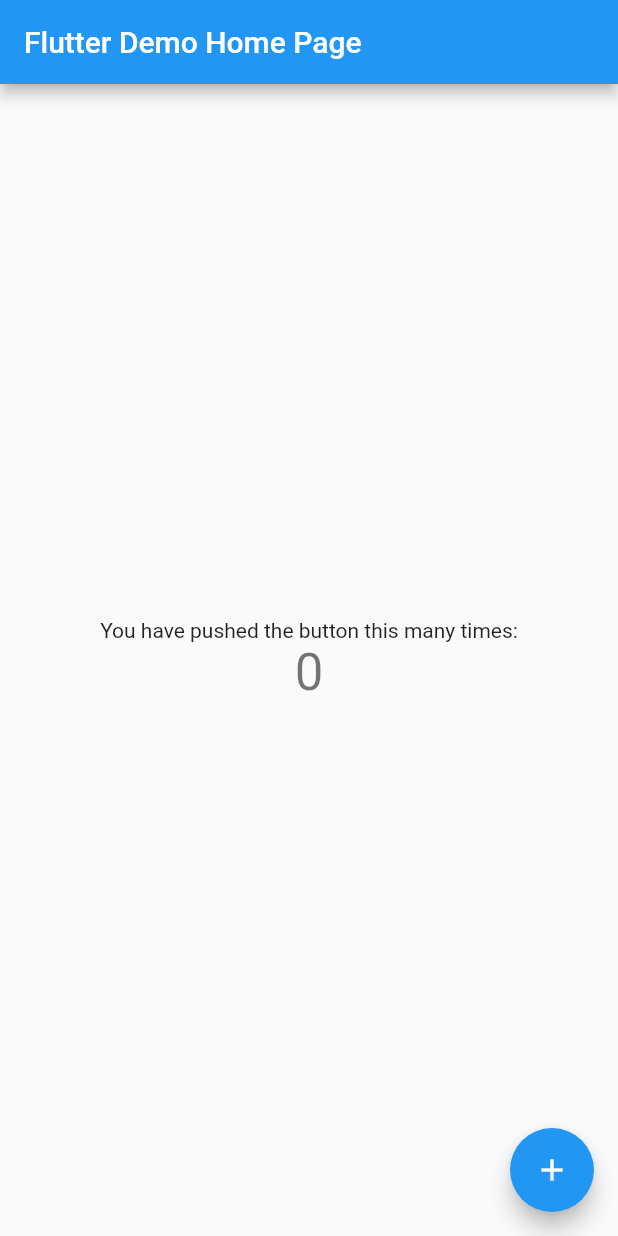
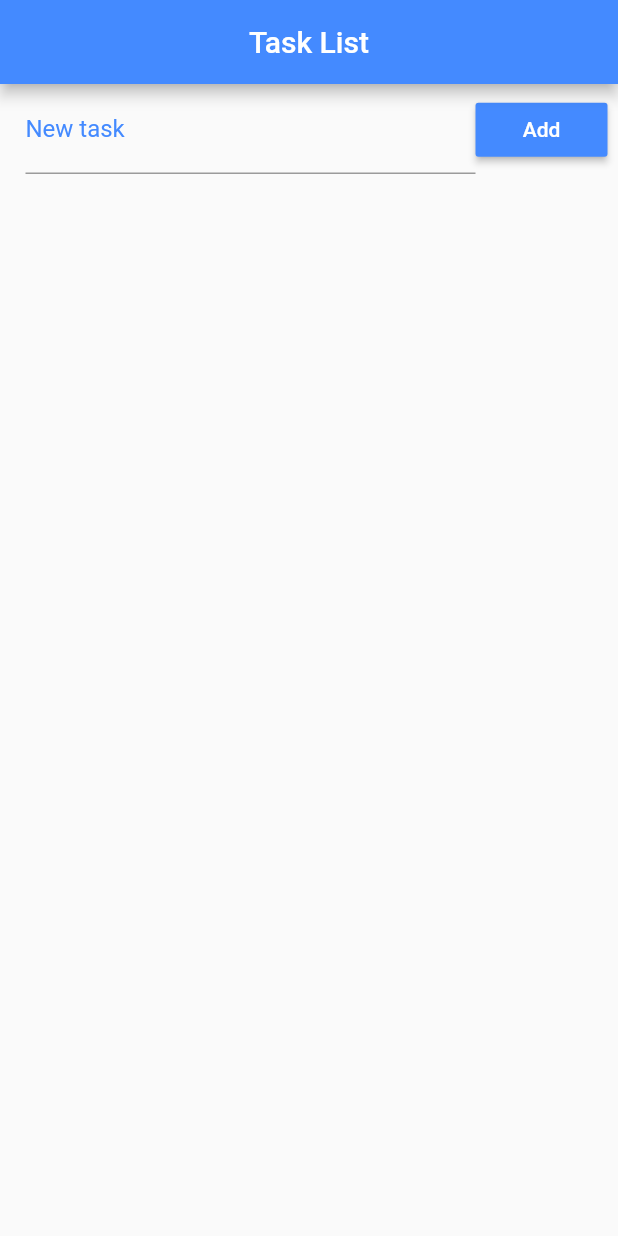
Before and after one commit to leonardoaugustodev/flutter-task-list, a Flutter app: the screen it shows after launch, on a phone screen of 412 x 824 dp. Run offline on Flutter 3.47's test engine with Material 2 defaults, Android fonts, the phone set to English and light mode, and no system bars.

Commit message:
First version

```diff
--- a/lib/main.dart
+++ b/lib/main.dart
@@ -1,117 +1,178 @@
 import 'package:flutter/material.dart';
+import 'package:path_provider/path_provider.dart';
+import "dart:io";
+import "dart:convert";
 
 void main() {
-  runApp(MyApp());
+  runApp(MaterialApp(home: Home()));
 }
 
-class MyApp extends StatelessWidget {
-  // This widget is the root of your application.
+class Home extends StatefulWidget {
   @override
-  Widget build(BuildContext context) {
-    return MaterialApp(
-      title: 'Flutter Demo',
-      theme: ThemeData(
-        // This is the theme of your application.
-        //
-        // Try running your application with "flutter run". You'll see the
-        // application has a blue toolbar. Then, without quitting the app, try
-        // changing the primarySwatch below to Colors.green and then invoke
-        // "hot reload" (press "r" in the console where you ran "flutter run",
-        // or simply save your changes to "hot reload" in a Flutter IDE).
-        // Notice that the counter didn't reset back to zero; the application
-        // is not restarted.
-        primarySwatch: Colors.blue,
-        // This makes the visual density adapt to the platform that you run
-        // the app on. For desktop platforms, the controls will be smaller and
-        // closer together (more dense) than on mobile platforms.
-        visualDensity: VisualDensity.adaptivePlatformDensity,
-      ),
-      home: MyHomePage(title: 'Flutter Demo Home Page'),
-    );
-  }
+  _HomeState createState() => _HomeState();
 }
 
-class MyHomePage extends StatefulWidget {
-  MyHomePage({Key key, this.title}) : super(key: key);
-
-  // This widget is the home page of your application. It is stateful, meaning
-  // that it has a State object (defined below) that contains fields that affect
-  // how it looks.
-
-  // This class is the configuration for the state. It holds the values (in this
-  // case the title) provided by the parent (in this case the App widget) and
-  // used by the build method of the State. Fields in a Widget subclass are
-  // always marked "final".
-
-  final String title;
+class _HomeState extends State<Home> {
+  TextEditingController _todoController = new TextEditingController();
+  List _todoList = [];
+  Map<String, dynamic> _lastRemoved;
+  int _lastRemovedPosition;
 
   @override
-  _MyHomePageState createState() => _MyHomePageState();
+  void initState() {
+    super.initState();
+
+    _readData().then((data) {
+      setState(() {
+        _todoList = json.decode(data);
+      });
+    });
   }
 
-class _MyHomePageState extends State<MyHomePage> {
-  int _counter = 0;
+  void _addTodo() {
+    setState(() {
+      Map<String, dynamic> newTodo = Map();
+      newTodo["title"] = _todoController.text;
+      newTodo["ok"] = false;
+      _todoList.add(newTodo);
 
-  void _incrementCounter() {
+      _todoController.text = "";
+      _saveData();
+    });
+  }
+
+  Future<Null> _refresh() async{
+    await Future.delayed(Duration(seconds: 1));
+
     setState(() {
-      // This call to setState tells the Flutter framework that something has
-      // changed in this State, which causes it to rerun the build method below
-      // so that the display can reflect the updated values. If we changed
-      // _counter without calling setState(), then the build method would not be
-      // called again, and so nothing would appear to happen.
-      _counter++;
+      _todoList.sort((a, b){
+      if(a["ok"] && !b["ok"]){
+        return 1;
+      }
+      else if(!a["ok"] && b["ok"]){
+        return -1;
+      }
+      else{
+        return 0;
+      }
     });
+
+    _saveData();
+    });
+
+    return null;
   }
 
   @override
   Widget build(BuildContext context) {
-    // This method is rerun every time setState is called, for instance as done
-    // by the _incrementCounter method above.
-    //
-    // The Flutter framework has been optimized to make rerunning build methods
-    // fast, so that you can just rebuild anything that needs updating rather
-    // than having to individually change instances of widgets.
     return Scaffold(
         appBar: AppBar(
-        // Here we take the value from the MyHomePage object that was created by
-        // the App.build method, and use it to set our appbar title.
-        title: Text(widget.title),
+          title: Text("Task List"),
+          backgroundColor: Colors.blueAccent,
+          centerTitle: true,
         ),
-      body: Center(
-        // Center is a layout widget. It takes a single child and positions it
-        // in the middle of the parent.
-        child: Column(
-          // Column is also a layout widget. It takes a list of children and
-          // arranges them vertically. By default, it sizes itself to fit its
-          // children horizontally, and tries to be as tall as its parent.
-          //
-          // Invoke "debug painting" (press "p" in the console, choose the
-          // "Toggle Debug Paint" action from the Flutter Inspector in Android
-          // Studio, or the "Toggle Debug Paint" command in Visual Studio Code)
-          // to see the wireframe for each widget.
-          //
-          // Column has various properties to control how it sizes itself and
-          // how it positions its children. Here we use mainAxisAlignment to
-          // center the children vertically; the main axis here is the vertical
-          // axis because Columns are vertical (the cross axis would be
-          // horizontal).
-          mainAxisAlignment: MainAxisAlignment.center,
+        body: Column(
           children: <Widget>[
-            Text(
-              'You have pushed the button this many times:',
+            Container(
+              padding: EdgeInsets.fromLTRB(17.0, 1.0, 7.0, 1.0),
+              child: Row(
+                children: <Widget>[
+                  Expanded(
+                    child: TextField(
+                      controller: _todoController,
+                      decoration: InputDecoration(
+                          labelText: "New task",
+                          labelStyle: TextStyle(color: Colors.blueAccent)),
                     ),
-            Text(
-              '$_counter',
-              style: Theme.of(context).textTheme.headline4,
                   ),
+                  RaisedButton(
+                    color: Colors.blueAccent,
+                    child: Text("Add"),
+                    textColor: Colors.white,
+                    onPressed: _addTodo,
+                  )
                 ],
               ),
             ),
-      floatingActionButton: FloatingActionButton(
-        onPressed: _incrementCounter,
-        tooltip: 'Increment',
-        child: Icon(Icons.add),
-      ), // This trailing comma makes auto-formatting nicer for build methods.
+            Expanded(
+              child: RefreshIndicator(
+                onRefresh: _refresh,
+                child: ListView.builder(
+                  padding: EdgeInsets.only(top: 10.0),
+                  itemCount: _todoList.length,
+                  itemBuilder: buildItem), )
+            )
+          ],
+        ));
+  }
+
+  Widget buildItem(context, index) {
+    return Dismissible(
+      key: Key(DateTime.now().millisecondsSinceEpoch.toString()),
+      background: Container(
+          color: Colors.red,
+          child: Align(
+            alignment: Alignment(-0.9, 0.0),
+            child: Icon(Icons.delete, color: Colors.white),
+          )),
+      direction: DismissDirection.startToEnd,
+      child: CheckboxListTile(
+        title: Text(_todoList[index]["title"]),
+        value: _todoList[index]["ok"],
+        secondary: CircleAvatar(
+          child: Icon(_todoList[index]["ok"] ? Icons.check : Icons.error),
+        ),
+        onChanged: (checked) {
+          setState(() {
+            _todoList[index]["ok"] = checked;
+            _saveData();
+          });
+        },
+      ),
+      onDismissed: (direction) {
+        setState(() {
+          _lastRemoved = Map.from(_todoList[index]);
+          _lastRemovedPosition = index;
+          _todoList.removeAt(index);
+
+          _saveData();
+
+          final snackbar = SnackBar(
+              content: Text("Task \"${_lastRemoved["title"]}\" removed!}"),
+              action: SnackBarAction(
+                  label: "Undo",
+                  onPressed: () {
+                    setState(() {
+                      _todoList.insert(_lastRemovedPosition, _lastRemoved);
+                      _saveData();
+                    });
+                  }),
+              duration: Duration(seconds: 2));
+
+          Scaffold.of(context).removeCurrentSnackBar();
+          Scaffold.of(context).showSnackBar(snackbar);
+        });
+      },
     );
   }
+
+  Future<File> _getFile() async {
+    final directory = await getApplicationDocumentsDirectory();
+    return File("${directory.path}/data.json");
   }
+
+  Future<File> _saveData() async {
+    String data = json.encode(_todoList);
+    final file = await _getFile();
+    return file.writeAsString(data);
+  }
+
+  Future<String> _readData() async {
+    try {
+      final file = await _getFile();
+      return file.readAsString();
+    } catch (e) {
+      return null;
+    }
+  }
+}
--- a/pubspec.yaml
+++ b/pubspec.yaml
@@ -28,6 +28,7 @@ dependencies:
   # The following adds the Cupertino Icons font to your application.
   # Use with the CupertinoIcons class for iOS style icons.
   cupertino_icons: ^0.1.3
+  path_provider: ^1.1.0
 
 dev_dependencies:
   flutter_test:
```
Also changed, not shown: pubspec.lock, 1 other file. Lines whose indentation alone changed are shown as unchanged.
